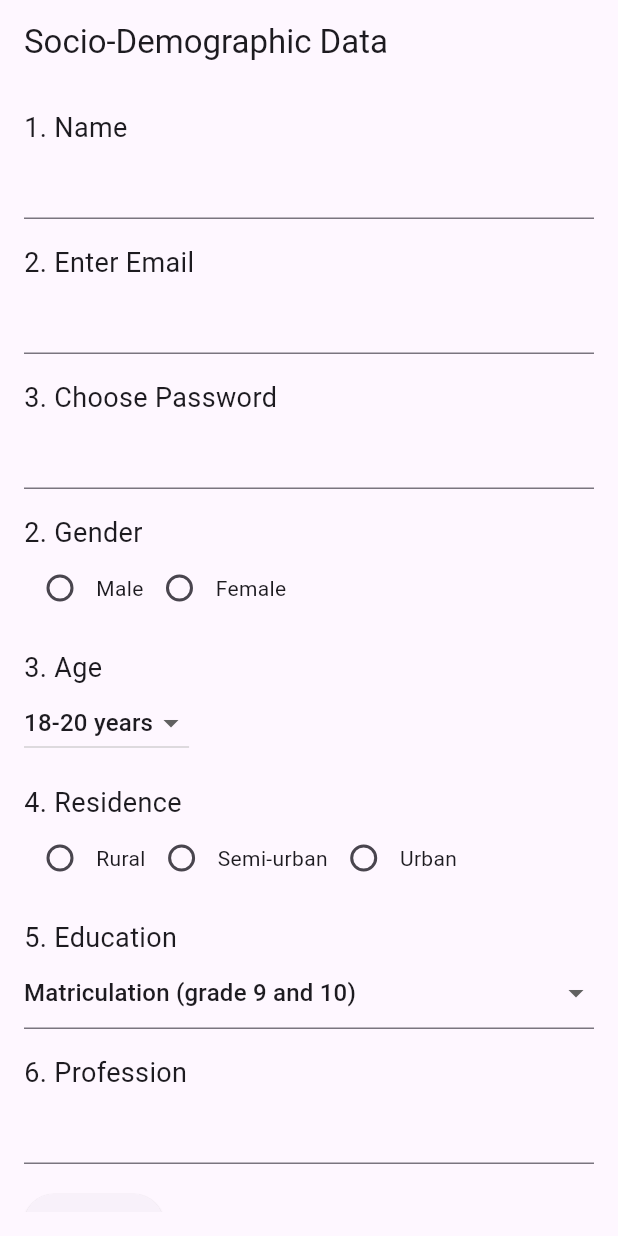
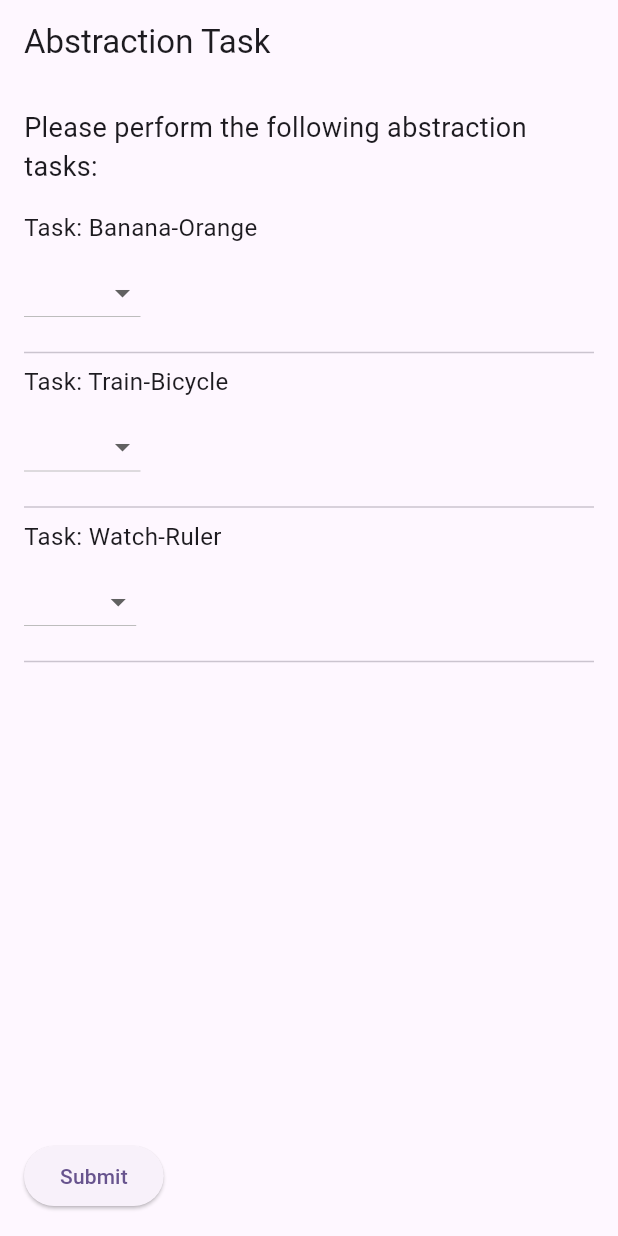
Before and after one commit to ahmaddioxide/moca, a Flutter app: the screen it shows after launch, on a phone screen of 412 x 824 dp. Run offline on Flutter 3.47's test engine with Material 2 defaults, Android fonts, the phone set to English and light mode, and no system bars; our stand-ins replace cloud_firestore, firebase_auth, firebase_core, get; accounts and stored records are empty.

Commit message:
abstraction_screen.dart created with backend

```diff
--- a/lib/main.dart
+++ b/lib/main.dart
@@ -1,6 +1,8 @@
 import 'package:firebase_core/firebase_core.dart';
 import 'package:flutter/material.dart';
 import 'package:get/get.dart';
+import 'package:moca/views/abstraction_screen.dart';
+import 'package:moca/views/cognitive_failure.dart';
 import 'package:moca/views/sociodemographic_sceen.dart';
 import 'firebase_options.dart';
 
@@ -24,7 +26,7 @@ class MyApp extends StatelessWidget {
         colorScheme: ColorScheme.fromSeed(seedColor: Colors.deepPurple),
         useMaterial3: true,
       ),
-      home: const SocioDemographicScreen(),
+      home:  AbstractionScreen(),
     );
   }
 }
--- /dev/null
+++ b/lib/views/abstraction_screen.dart
@@ -0,0 +1,162 @@
+import 'package:cloud_firestore/cloud_firestore.dart';
+import 'package:firebase_auth/firebase_auth.dart';
+import 'package:flutter/material.dart';
+
+class AbstractionScreen extends StatefulWidget {
+  @override
+  _AbstractionScreenState createState() => _AbstractionScreenState();
+}
+
+class _AbstractionScreenState extends State<AbstractionScreen> {
+  List<bool> taskResults = List<bool>.filled(3, false);
+
+  @override
+  Widget build(BuildContext context) {
+    return Scaffold(
+      appBar: AppBar(
+        title: Text('Abstraction Task'),
+      ),
+      body: LayoutBuilder(
+        builder: (context, constraints) {
+          return Padding(
+            padding: EdgeInsets.all(16.0),
+            child: Column(
+              crossAxisAlignment: CrossAxisAlignment.start,
+              children: [
+                Text(
+                  'Please perform the following abstraction tasks:',
+                  style: TextStyle(fontSize: 18.0),
+                ),
+                SizedBox(height: 16.0),
+                Expanded(
+                  child: ListView(
+                    children: [
+                      TaskItem(
+                        statement: 'Banana-Orange',
+                        options: ['Fruit', 'Color', 'Vehicle', 'Animal'],
+                        result: 'Fruit',
+                        onChanged: (result) {
+                          setState(() {
+                            taskResults[0] = result;
+                          });
+                        },
+                      ),
+                      TaskItem(
+                        statement: 'Train-Bicycle',
+                        options: ['Fruit', 'Color', 'Vehicle', 'Animal'],
+                        result: 'Vehicle',
+                        onChanged: (result) {
+                          setState(() {
+                            taskResults[1] = result;
+                          });
+                        },
+                      ),
+                      TaskItem(
+                        statement: 'Watch-Ruler',
+                        options: ['Fruit', 'Color', 'Tool', 'Animal'],
+                        result: 'Tool',
+                        onChanged: (result) {
+                          setState(() {
+                            taskResults[2] = result;
+                          });
+                        },
+                      ),
+                    ],
+                  ),
+                ),
+                SizedBox(height: 16.0),
+                ElevatedButton(
+                  onPressed: () async {
+                    final User? currentUser = FirebaseAuth.instance.currentUser;
+                    if (currentUser != null) {
+                      // Save the results to Firestore
+                      final CollectionReference userCollection = FirebaseFirestore.instance.collection('users');
+                      final DocumentReference userDoc = userCollection.doc(currentUser.uid);
+                      final CollectionReference resultsCollection = userDoc.collection('abstraction_results');
+
+                      await resultsCollection.add({'taskResults': taskResults});
+
+                      // Process the results or navigate to the next screen
+                      print('Task Results: $taskResults');
+                    } else {
+                      // Handle user not signed in
+                      print('User is not signed in.');
+                    }
+                  },
+                  child: Text('Submit'),
+                ),
+
+              ],
+            ),
+          );
+        },
+      ),
+    );
+  }
+}
+
+class TaskItem extends StatefulWidget {
+  final String statement;
+  final List<String> options;
+  final String result;
+  final ValueChanged<bool> onChanged;
+
+  TaskItem({
+    required this.statement,
+    required this.options,
+    required this.result,
+    required this.onChanged,
+  });
+
+  @override
+  _TaskItemState createState() => _TaskItemState();
+}
+
+class _TaskItemState extends State<TaskItem> {
+  String? selectedOption;
+
+  @override
+  Widget build(BuildContext context) {
+    return Column(
+      crossAxisAlignment: CrossAxisAlignment.start,
+      children: [
+        Text(
+          'Task: ${widget.statement}',
+          style: TextStyle(fontSize: 16.0),
+        ),
+        SizedBox(height: 8.0),
+        DropdownButton<String>(
+          value: selectedOption,
+          onChanged: (value) {
+            setState(() {
+              selectedOption = value!;
+              widget.onChanged(value == widget.result);
+            });
+          },
+          items: widget.options.map((option) {
+            return DropdownMenuItem<String>(
+              value: option,
+              child: Text(option),
+            );
+          }).toList(),
+        ),
+        SizedBox(height: 8.0),
+        // Visibility(
+        //   visible: selectedOption == widget.result,
+        //   child: Text(
+        //     'Correct!',
+        //     style: TextStyle(color: Colors.green),
+        //   ),
+        // ),
+        // Visibility(
+        //   visible: selectedOption != widget.result && selectedOption != null,
+        //   child: Text(
+        //     'Incorrect!',
+        //     style: TextStyle(color: Colors.red),
+        //   ),
+        // ),
+        Divider(),
+      ],
+    );
+  }
+}
```
